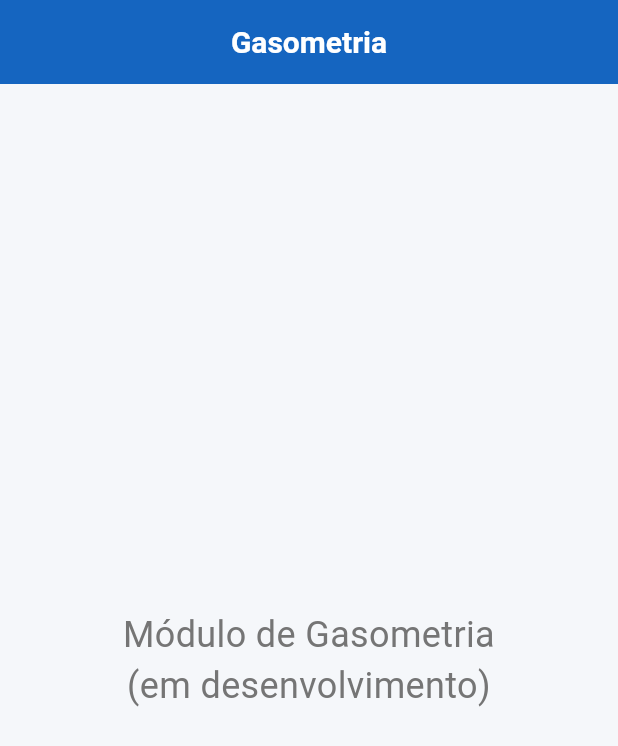
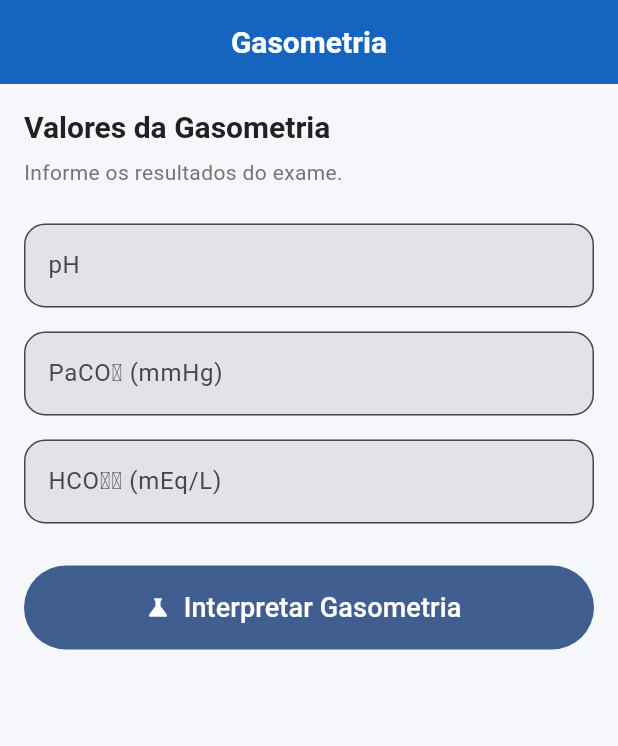
Before and after one commit to Ricabdalla/nurse-assist, a Flutter app: the screen it shows after launch, after a tap on "Gasometria", on a phone screen of 412 x 824 dp. Shown: the top 746 px of the screen. Run offline on Flutter 3.47's test engine with Material 3 defaults, Android fonts, the light colour scheme and no system bars; our stand-ins replace flutter_riverpod, go_router.

Commit message:
Sprint 5 - Primeiro módulo funcional da Gasometria

```diff
--- a/lib/features/gasometry/gasometry_page.dart
+++ b/lib/features/gasometry/gasometry_page.dart
@@ -1,21 +1,31 @@
 import 'package:flutter/material.dart';
+import 'package:flutter_riverpod/flutter_riverpod.dart';
 
-class GasometryPage extends StatelessWidget {
+import 'providers/gasometry_provider.dart';
+import 'widgets/gasometry_form.dart';
+import 'widgets/gasometry_result_card.dart';
+
+class GasometryPage extends ConsumerWidget {
   const GasometryPage({super.key});
 
   @override
-  Widget build(BuildContext context) {
+  Widget build(BuildContext context, WidgetRef ref) {
+    final result = ref.watch(gasometryProvider);
+
     return Scaffold(
       appBar: AppBar(
         title: const Text('Gasometria'),
       ),
-      body: const Center(
-        child: Text(
-          'Módulo de Gasometria\n(em desenvolvimento)',
-          textAlign: TextAlign.center,
-          style: TextStyle(
-            fontSize: 24,
-          ),
+      body: Padding(
+        padding: const EdgeInsets.all(16),
+        child: ListView(
+          children: [
+            const GasometryForm(),
+
+            GasometryResultCard(
+              result: result,
+            ),
+          ],
         ),
       ),
     );
--- /dev/null
+++ b/lib/features/gasometry/widgets/gasometry_form.dart
@@ -0,0 +1,135 @@
+import 'package:flutter/material.dart';
+import 'package:flutter_riverpod/flutter_riverpod.dart';
+
+import '../providers/gasometry_provider.dart';
+
+class GasometryForm extends ConsumerStatefulWidget {
+  const GasometryForm({super.key});
+
+  @override
+  ConsumerState<GasometryForm> createState() => _GasometryFormState();
+}
+
+class _GasometryFormState extends ConsumerState<GasometryForm> {
+  final phController = TextEditingController();
+  final pco2Controller = TextEditingController();
+  final hco3Controller = TextEditingController();
+
+  @override
+  void dispose() {
+    phController.dispose();
+    pco2Controller.dispose();
+    hco3Controller.dispose();
+    super.dispose();
+  }
+
+  InputDecoration inputDecoration(String label, String hint) {
+    return InputDecoration(
+      labelText: label,
+      hintText: hint,
+      filled: true,
+      border: OutlineInputBorder(
+        borderRadius: BorderRadius.circular(14),
+      ),
+    );
+  }
+
+  void interpretar() {
+    final ph = double.tryParse(
+      phController.text.replaceAll(',', '.'),
+    );
+
+    final pco2 = double.tryParse(
+      pco2Controller.text.replaceAll(',', '.'),
+    );
+
+    final hco3 = double.tryParse(
+      hco3Controller.text.replaceAll(',', '.'),
+    );
+
+    if (ph == null || pco2 == null || hco3 == null) {
+      ScaffoldMessenger.of(context).showSnackBar(
+        const SnackBar(
+          content: Text('Preencha todos os campos corretamente.'),
+        ),
+      );
+      return;
+    }
+
+    ref.read(gasometryProvider.notifier).interpret(
+          ph: ph,
+          pco2: pco2,
+          hco3: hco3,
+        );
+  }
+
+  @override
+  Widget build(BuildContext context) {
+    return Column(
+      crossAxisAlignment: CrossAxisAlignment.start,
+      children: [
+        Text(
+          'Valores da Gasometria',
+          style: Theme.of(context).textTheme.titleLarge,
+        ),
+        const SizedBox(height: 8),
+        Text(
+          'Informe os resultados do exame.',
+          style: Theme.of(context).textTheme.bodyMedium,
+        ),
+        const SizedBox(height: 24),
+
+        TextField(
+          controller: phController,
+          keyboardType:
+              const TextInputType.numberWithOptions(decimal: true),
+          decoration: inputDecoration(
+            'pH',
+            'Ex.: 7.40',
+          ),
+        ),
+
+        const SizedBox(height: 16),
+
+        TextField(
+          controller: pco2Controller,
+          keyboardType:
+              const TextInputType.numberWithOptions(decimal: true),
+          decoration: inputDecoration(
+            'PaCO₂ (mmHg)',
+            'Ex.: 40',
+          ),
+        ),
+
+        const SizedBox(height: 16),
+
+        TextField(
+          controller: hco3Controller,
+          keyboardType:
+              const TextInputType.numberWithOptions(decimal: true),
+          decoration: inputDecoration(
+            'HCO₃⁻ (mEq/L)',
+            'Ex.: 24',
+          ),
+        ),
+
+        const SizedBox(height: 28),
+
+        SizedBox(
+          width: double.infinity,
+          height: 56,
+          child: FilledButton.icon(
+            onPressed: interpretar,
+            icon: const Icon(Icons.science),
+            label: const Text(
+              'Interpretar Gasometria',
+              style: TextStyle(
+                fontSize: 18,
+              ),
+            ),
+          ),
+        ),
+      ],
+    );
+  }
+}
--- /dev/null
+++ b/lib/features/gasometry/widgets/gasometry_result_card.dart
@@ -0,0 +1,64 @@
+import 'package:flutter/material.dart';
+
+import '../models/gasometry_result.dart';
+
+class GasometryResultCard extends StatelessWidget {
+  final GasometryResult? result;
+
+  const GasometryResultCard({
+    super.key,
+    required this.result,
+  });
+
+  @override
+  Widget build(BuildContext context) {
+    if (result == null) {
+      return const SizedBox();
+    }
+
+    return Card(
+      margin: const EdgeInsets.only(top: 24),
+      elevation: 2,
+      child: Padding(
+        padding: const EdgeInsets.all(20),
+        child: Column(
+          crossAxisAlignment: CrossAxisAlignment.start,
+          children: [
+            const Text(
+              'Resultado',
+              style: TextStyle(
+                fontSize: 22,
+                fontWeight: FontWeight.bold,
+              ),
+            ),
+
+            const SizedBox(height: 20),
+
+            Text(
+              result!.primaryDisorder,
+              style: const TextStyle(
+                fontSize: 20,
+                fontWeight: FontWeight.bold,
+                color: Colors.blue,
+              ),
+            ),
+
+            const SizedBox(height: 12),
+
+            Text(
+              result!.compensation,
+              style: const TextStyle(fontSize: 16),
+            ),
+
+            const SizedBox(height: 12),
+
+            Text(
+              result!.recommendation,
+              style: const TextStyle(fontSize: 16),
+            ),
+          ],
+        ),
+      ),
+    );
+  }
+}
--- a/lib/main.dart
+++ b/lib/main.dart
@@ -1,6 +1,12 @@
 import 'package:flutter/material.dart';
+import 'package:flutter_riverpod/flutter_riverpod.dart';
+
 import 'app/app.dart';
 
 void main() {
-  runApp(const NurseAssistApp());
+  runApp(
+    const ProviderScope(
+      child: NurseAssistApp(),
+    ),
+  );
 }
```
Also changed, not shown: lib/features/gasometry/models/gasometry_result.dart (added, +11 -0 lines), lib/features/gasometry/providers/gasometry_provider.dart (added, +25 -0 lines), lib/features/gasometry/services/gasometry_interpreter.dart (added, +51 -0 lines).
